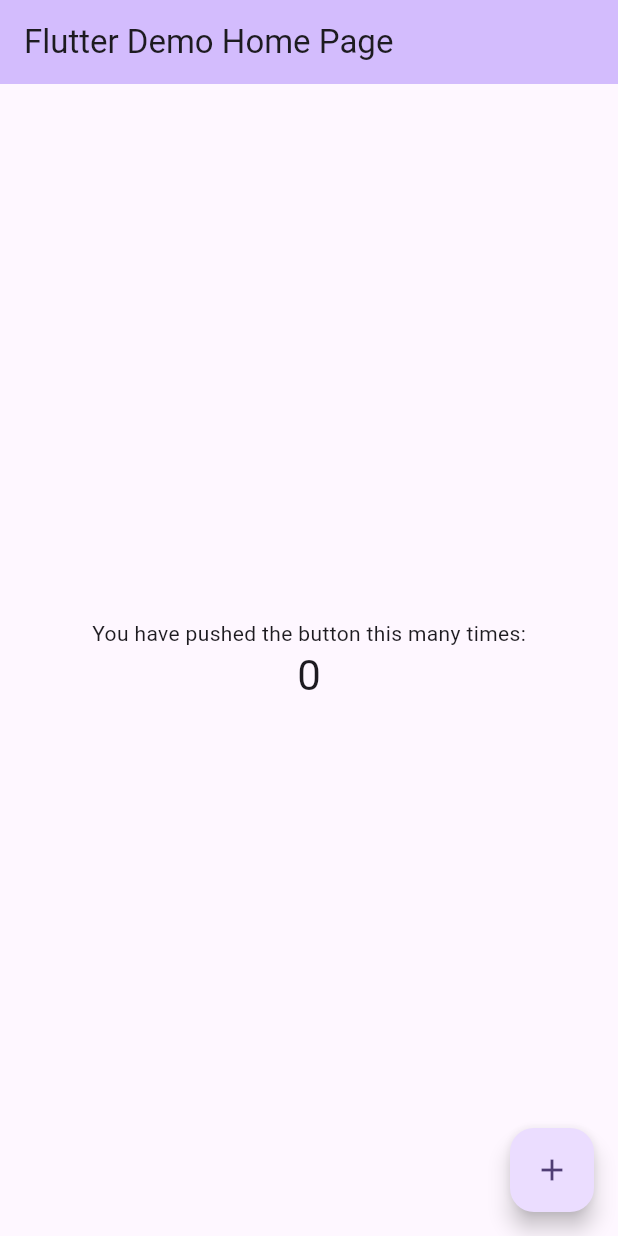
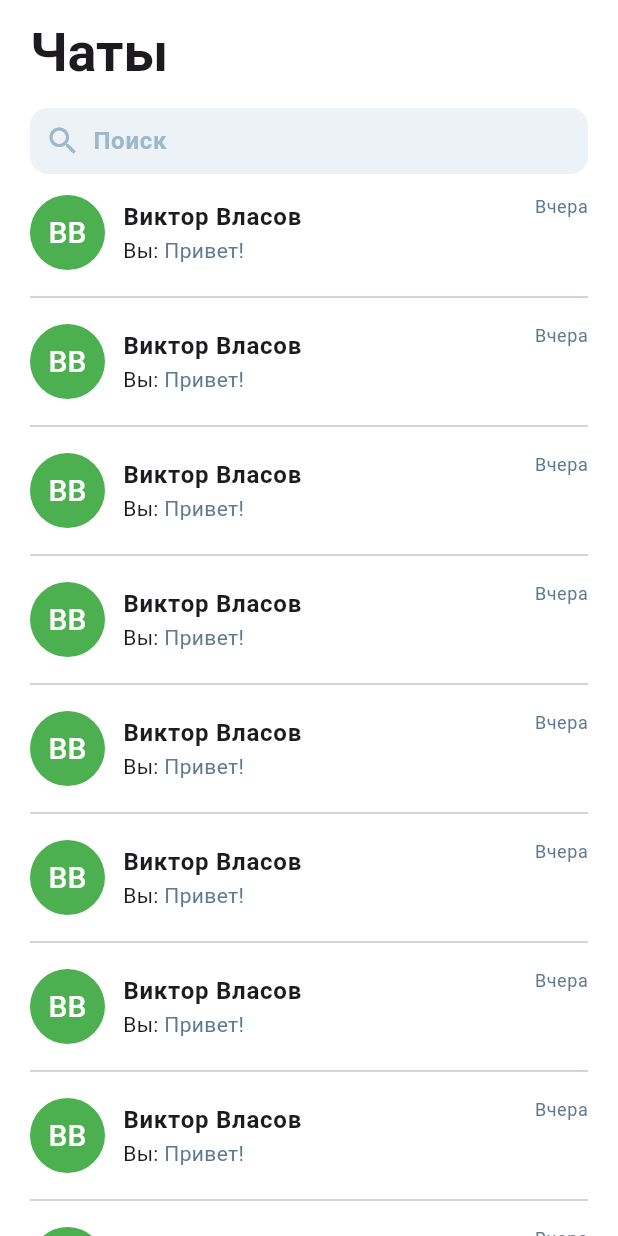
Before and after one commit to zanz9/messenger, a Flutter app: the screen it shows after launch, on a phone screen of 412 x 824 dp. Run offline on Flutter 3.47's test engine with Material 3 defaults, Android fonts, the phone set to English and light mode, and no system bars.

Commit message:
chat list, theme colors

```diff
--- /dev/null
+++ b/lib/features/chat_list/chat_list_page.dart
@@ -0,0 +1,136 @@
+import 'package:flutter/material.dart';
+import 'package:messenger/theme.dart';
+
+class ChatListPage extends StatelessWidget {
+  const ChatListPage({
+    super.key,
+  });
+
+  @override
+  Widget build(BuildContext context) {
+    var theme = Theme.of(context);
+
+    return Scaffold(
+      backgroundColor: Colors.white,
+      body: CustomScrollView(
+        slivers: [
+          SliverAppBar(
+            backgroundColor: Colors.white,
+            surfaceTintColor: Colors.white,
+            forceElevated: true,
+            elevation: 2,
+            bottom: PreferredSize(
+              preferredSize: const Size(double.infinity, 16),
+              child: Padding(
+                padding: const EdgeInsets.only(left: 20, right: 20, top: 12),
+                child: Column(
+                  crossAxisAlignment: CrossAxisAlignment.start,
+                  children: [
+                    Container(
+                      decoration: BoxDecoration(
+                        borderRadius: BorderRadius.circular(12),
+                        color: CustomColors.stroke,
+                      ),
+                      child: Padding(
+                        padding: const EdgeInsets.all(10),
+                        child: Row(
+                          children: [
+                            const Icon(Icons.search, color: CustomColors.gray),
+                            const SizedBox(width: 8),
+                            Text(
+                              'Поиск',
+                              style: theme.textTheme.bodyLarge!.copyWith(
+                                  color: CustomColors.gray,
+                                  fontWeight: FontWeight.w600),
+                            ),
+                          ],
+                        ),
+                      ),
+                    ),
+                    const SizedBox(height: 4)
+                  ],
+                ),
+              ),
+            ),
+            expandedHeight: 120,
+            floating: false,
+            pinned: true,
+            snap: false,
+            flexibleSpace: FlexibleSpaceBar(
+              background: SafeArea(
+                child: Padding(
+                  padding: const EdgeInsets.only(left: 20, right: 20, top: 12),
+                  child: SizedBox(
+                    height: 80,
+                    child: Text(
+                      'Чаты',
+                      style: theme.textTheme.titleLarge!
+                          .copyWith(fontWeight: FontWeight.w600, fontSize: 36),
+                    ),
+                  ),
+                ),
+              ),
+            ),
+          ),
+          SliverPadding(
+            padding: const EdgeInsets.symmetric(horizontal: 20),
+            sliver: SliverList.separated(
+              itemBuilder: (context, index) => Padding(
+                padding: const EdgeInsets.symmetric(vertical: 10),
+                child: Row(
+                  mainAxisAlignment: MainAxisAlignment.spaceBetween,
+                  crossAxisAlignment: CrossAxisAlignment.start,
+                  children: [
+                    Row(
+                      children: [
+                        const CircleAvatar(
+                          foregroundColor: Colors.white,
+                          backgroundColor: Colors.green,
+                          radius: 25,
+                          child: Text('ВВ', style: TextStyle(fontSize: 20)),
+                        ),
+                        const SizedBox(width: 12),
+                        Column(
+                          crossAxisAlignment: CrossAxisAlignment.start,
+                          children: [
+                            Text(
+                              'Виктор Власов',
+                              style: theme.textTheme.bodyLarge!.copyWith(
+                                fontWeight: FontWeight.w600,
+                              ),
+                            ),
+                            Row(
+                              children: [
+                                Text(
+                                  'Вы: ',
+                                  style: theme.textTheme.bodyMedium,
+                                ),
+                                Text(
+                                  'Привет!',
+                                  style: theme.textTheme.bodyMedium!.copyWith(
+                                    color: CustomColors.darkGray,
+                                  ),
+                                ),
+                              ],
+                            ),
+                          ],
+                        ),
+                      ],
+                    ),
+                    Text(
+                      'Вчера',
+                      style: theme.textTheme.bodySmall!.copyWith(
+                        color: CustomColors.darkGray,
+                      ),
+                    )
+                  ],
+                ),
+              ),
+              separatorBuilder: (context, index) => const Divider(),
+            ),
+          )
+        ],
+      ),
+    );
+  }
+}
--- a/lib/main.dart
+++ b/lib/main.dart
@@ -1,4 +1,6 @@
 import 'package:flutter/material.dart';
+import 'package:messenger/features/chat_list/chat_list_page.dart';
+import 'package:messenger/theme.dart';
 
 void main() {
   runApp(const MyApp());
@@ -7,119 +9,15 @@ void main() {
 class MyApp extends StatelessWidget {
   const MyApp({super.key});
 
-  // This widget is the root of your application.
   @override
   Widget build(BuildContext context) {
     return MaterialApp(
-      title: 'Flutter Demo',
+      title: 'Messenger',
       theme: ThemeData(
-        // This is the theme of your application.
-        //
-        // TRY THIS: Try running your application with "flutter run". You'll see
-        // the application has a purple toolbar. Then, without quitting the app,
-        // try changing the seedColor in the colorScheme below to Colors.green
-        // and then invoke "hot reload" (save your changes or press the "hot
-        // reload" button in a Flutter-supported IDE, or press "r" if you used
-        // the command line to start the app).
-        //
-        // Notice that the counter didn't reset back to zero; the application
-        // state is not lost during the reload. To reset the state, use hot
-        // restart instead.
-        //
-        // This works for code too, not just values: Most code changes can be
-        // tested with just a hot reload.
-        colorScheme: ColorScheme.fromSeed(seedColor: Colors.deepPurple),
         useMaterial3: true,
+        dividerColor: CustomColors.stroke,
       ),
-      home: const MyHomePage(title: 'Flutter Demo Home Page'),
+      home: const ChatListPage(),
     );
   }
 }
-
-class MyHomePage extends StatefulWidget {
-  const MyHomePage({super.key, required this.title});
-
-  // This widget is the home page of your application. It is stateful, meaning
-  // that it has a State object (defined below) that contains fields that affect
-  // how it looks.
-
-  // This class is the configuration for the state. It holds the values (in this
-  // case the title) provided by the parent (in this case the App widget) and
-  // used by the build method of the State. Fields in a Widget subclass are
-  // always marked "final".
-
-  final String title;
-
-  @override
-  State<MyHomePage> createState() => _MyHomePageState();
-}
-
-class _MyHomePageState extends State<MyHomePage> {
-  int _counter = 0;
-
-  void _incrementCounter() {
-    setState(() {
-      // This call to setState tells the Flutter framework that something has
-      // changed in this State, which causes it to rerun the build method below
-      // so that the display can reflect the updated values. If we changed
-      // _counter without calling setState(), then the build method would not be
-      // called again, and so nothing would appear to happen.
-      _counter++;
-    });
-  }
-
-  @override
-  Widget build(BuildContext context) {
-    // This method is rerun every time setState is called, for instance as done
-    // by the _incrementCounter method above.
-    //
-    // The Flutter framework has been optimized to make rerunning build methods
-    // fast, so that you can just rebuild anything that needs updating rather
-    // than having to individually change instances of widgets.
-    return Scaffold(
-      appBar: AppBar(
-        // TRY THIS: Try changing the color here to a specific color (to
-        // Colors.amber, perhaps?) and trigger a hot reload to see the AppBar
-        // change color while the other colors stay the same.
-        backgroundColor: Theme.of(context).colorScheme.inversePrimary,
-        // Here we take the value from the MyHomePage object that was created by
-        // the App.build method, and use it to set our appbar title.
-        title: Text(widget.title),
-      ),
-      body: Center(
-        // Center is a layout widget. It takes a single child and positions it
-        // in the middle of the parent.
-        child: Column(
-          // Column is also a layout widget. It takes a list of children and
-          // arranges them vertically. By default, it sizes itself to fit its
-          // children horizontally, and tries to be as tall as its parent.
-          //
-          // Column has various properties to control how it sizes itself and
-          // how it positions its children. Here we use mainAxisAlignment to
-          // center the children vertically; the main axis here is the vertical
-          // axis because Columns are vertical (the cross axis would be
-          // horizontal).
-          //
-          // TRY THIS: Invoke "debug painting" (choose the "Toggle Debug Paint"
-          // action in the IDE, or press "p" in the console), to see the
-          // wireframe for each widget.
-          mainAxisAlignment: MainAxisAlignment.center,
-          children: <Widget>[
-            const Text(
-              'You have pushed the button this many times:',
-            ),
-            Text(
-              '$_counter',
-              style: Theme.of(context).textTheme.headlineMedium,
-            ),
-          ],
-        ),
-      ),
-      floatingActionButton: FloatingActionButton(
-        onPressed: _incrementCounter,
-        tooltip: 'Increment',
-        child: const Icon(Icons.add),
-      ), // This trailing comma makes auto-formatting nicer for build methods.
-    );
-  }
-}
--- /dev/null
+++ b/lib/theme.dart
@@ -0,0 +1,11 @@
+import 'package:flutter/material.dart';
+
+class CustomColors {
+  static const Color white = Color(0xFFFFFFFF);
+  static const Color stroke = Color(0xFFEDF2F6);
+  static const Color gray = Color(0xFF9DB7CB);
+  static const Color darkGray = Color(0xFF5E7A90);
+  static const Color black = Color(0xFF2B333E);
+  static const Color green = Color(0xFF3CED78);
+  static const Color darkGreen = Color(0xFF00521C);
+}
```
Also changed, not shown: 1 other file.
